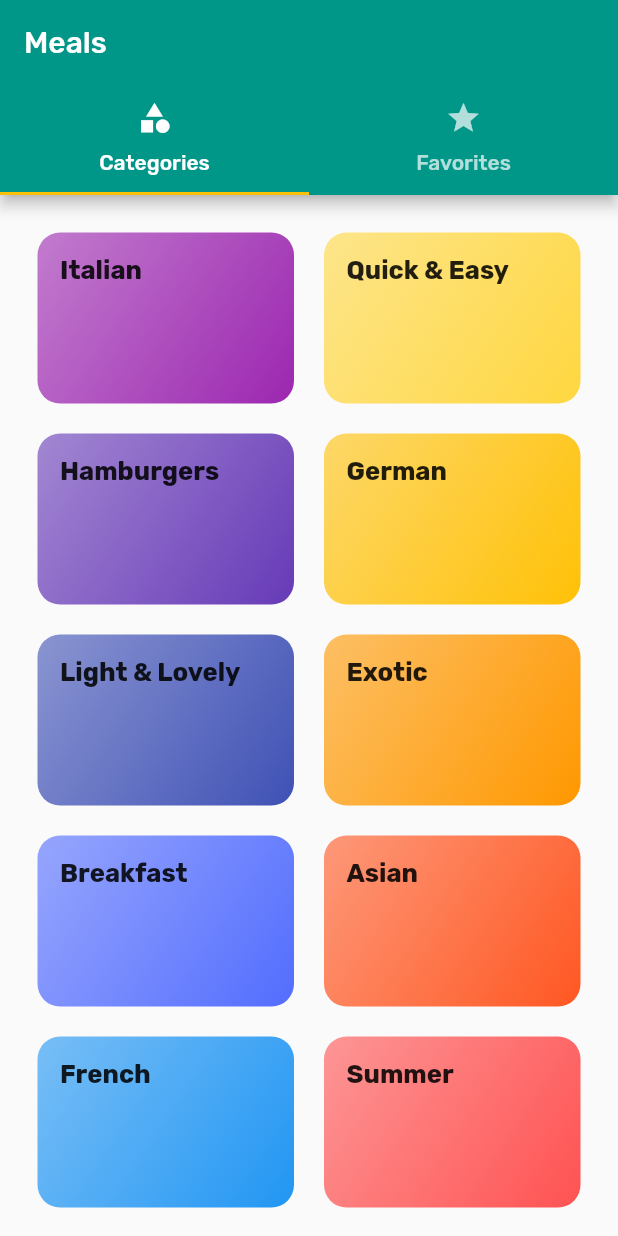
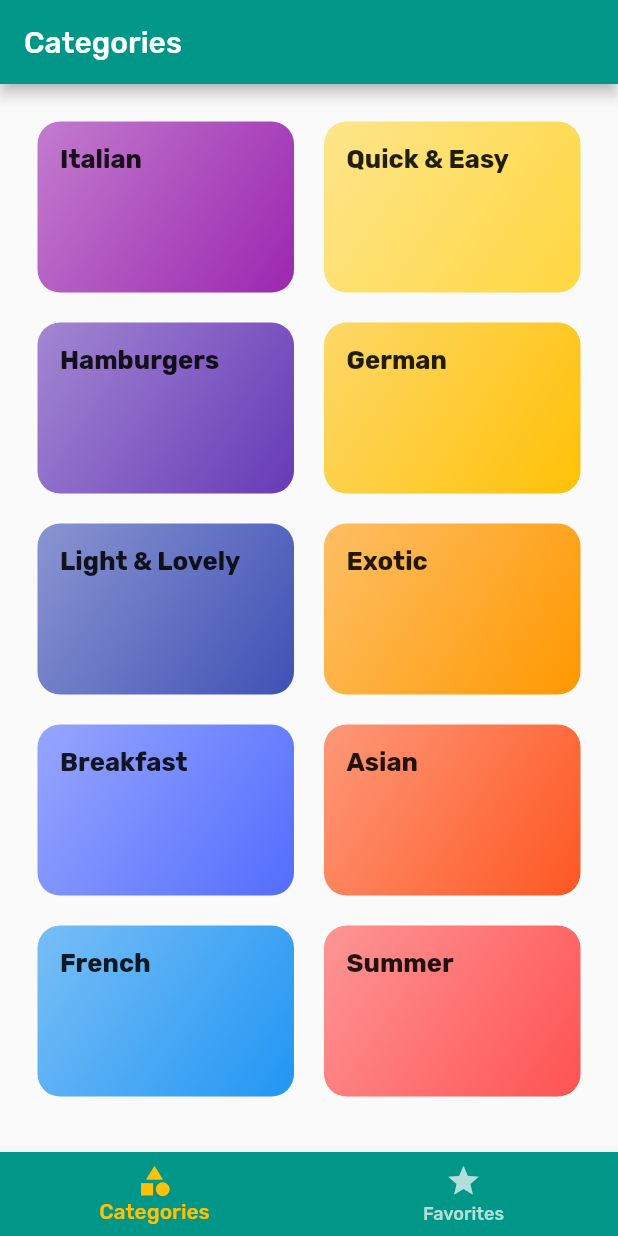
Before and after one commit to tr-stan/flutter_meals_app, a Flutter app: the screen it shows after launch, on a phone screen of 412 x 824 dp. Run offline on Flutter 3.47's test engine with Material 2 defaults, Android fonts, the phone set to English and light mode, and no system bars.

```diff
--- a/lib/screens/tabs_screen.dart
+++ b/lib/screens/tabs_screen.dart
@@ -8,26 +8,84 @@ class TabsScreen extends StatefulWidget {
 }
 
 class _TabsScreenState extends State<TabsScreen> {
+  // list of widgets to be included in the navbar tabs
+  final List<Map<String, dynamic>> _pages = [
+    {
+      'page': CategoriesScreen(),
+      'title': 'Categories',
+    },
+    {
+      'page': FavoritesScreen(),
+      'title': 'Your Favorites',
+    },
+  ];
+
+  // variable for tracking which tab is selected, default first tab
+  int _selectedPageIndex = 0;
+
+  // func for the onTap of the bottom tab bar nav
+  void _selectPage(int index) {
+    setState(() {
+      _selectedPageIndex = index;
+    });
+  }
+
   @override
   Widget build(BuildContext context) {
-    return DefaultTabController(
-      length: 2,
-      initialIndex: 0, // could be set to 1 to make 2nd tab the default
-      child: Scaffold(
-        appBar: AppBar(
-          title: Text('Meals'),
-          bottom: TabBar(
-            tabs: <Widget>[
-              Tab(icon: Icon(Icons.category), text: 'Categories'),
-              Tab(icon: Icon(Icons.star), text: 'Favorites'),
-            ],
+    return Scaffold(
+      appBar: AppBar(
+        title: Text(_pages[_selectedPageIndex]['title']),
+      ),
+      // output specific screen depending on index from _selectPage onTap method
+      body: _pages[_selectedPageIndex]['page'],
+      bottomNavigationBar: BottomNavigationBar(
+        onTap: _selectPage,
+        backgroundColor: Theme.of(context).primaryColor,
+        unselectedItemColor: Theme.of(context).primaryColorLight,
+        selectedItemColor: Theme.of(context).accentColor,
+        currentIndex: _selectedPageIndex,
+        // selectedFontSize & unSelectedFontSize already have default values
+        // selectedFontSize: 20,
+        // unselectedFontSize: 16,
+        // type: BottomNavigationBarType.shifting,
+        items: [
+          BottomNavigationBarItem(
+            // with type: BottomNavigtionBarType.shifting you have to
+            // set the backgroundColor of each individual navbar item
+            // backgroundColor: Theme.of(context).primaryColor,
+            icon: Icon(Icons.category),
+            title: Text('Categories'),
           ),
-        ),
-        body: TabBarView(children: <Widget>[
-          CategoriesScreen(),
-          FavoritesScreen(),
-        ],),
+          BottomNavigationBarItem(
+            // with type: BottomNavigtionBarType.shifting you have to
+            // set the backgroundColor of each individual navbar item
+            // backgroundColor: Theme.of(context).primaryColor,
+            icon: Icon(Icons.star),
+            title: Text('Favorites'),
+          ),
+        ],
       ),
     );
+
+    // Below is the Tab controller for a tab bar at the top of the screen
+    // DefaultTabController(
+    //   length: 2,
+    //   initialIndex: 0, // could be set to 1 to make 2nd tab the default
+    //   child: Scaffold(
+    //     appBar: AppBar(
+    //       title: Text('Meals'),
+    //       bottom: TabBar(
+    //         tabs: <Widget>[
+    //           Tab(icon: Icon(Icons.category), text: 'Categories'),
+    //           Tab(icon: Icon(Icons.star), text: 'Favorites'),
+    //         ],
+    //       ),
+    //     ),
+    //     body: TabBarView(children: <Widget>[
+    //       CategoriesScreen(),
+    //       FavoritesScreen(),
+    //     ],),
+    //   ),
+    // );
   }
 }
```
